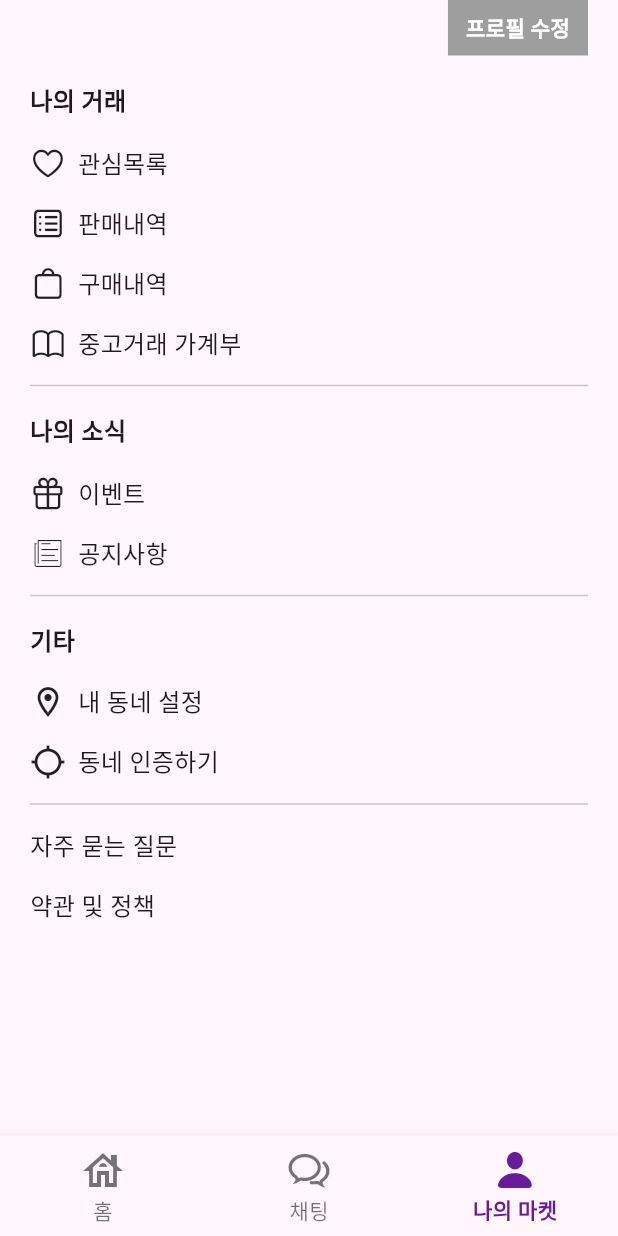
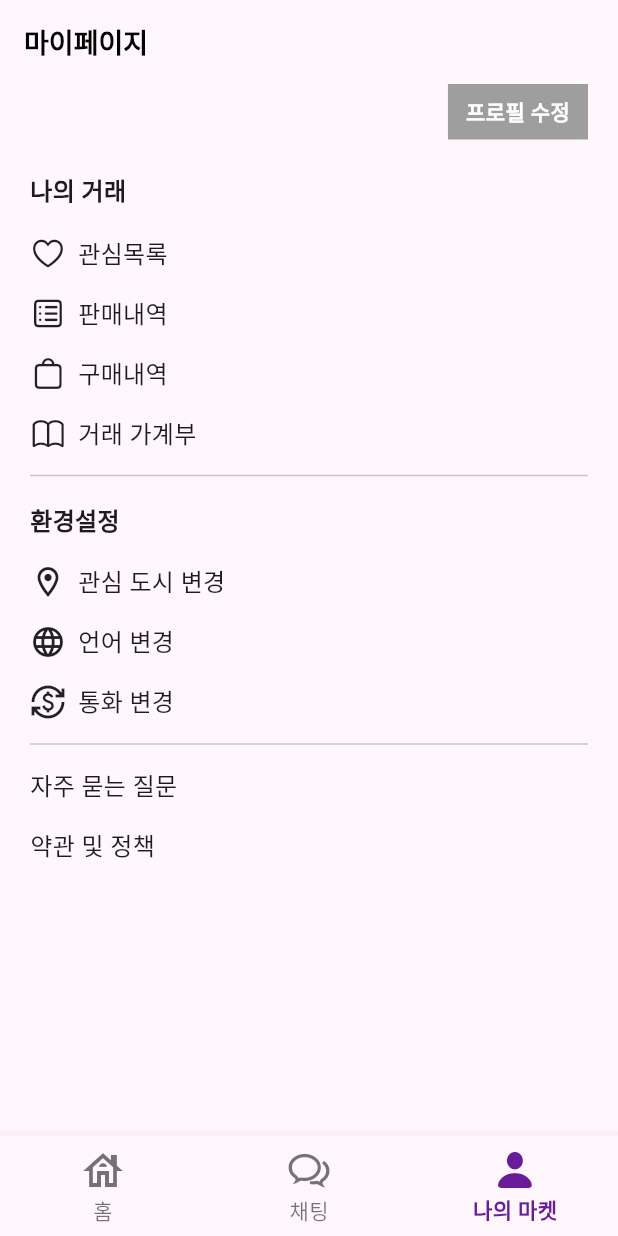
Before and after one commit to oosuhada/flutter_nomad_market_v1.1, a Flutter app: the HomePage screen opened directly, item 3 of the bottom bar chosen, on a phone screen of 412 x 824 dp. Run offline on Flutter 3.47's test engine with Material 3 defaults, Android fonts, the light colour scheme and no system bars; our stand-ins replace dio, flutter_riverpod, geolocator, image_picker; missing offline and left inert: stomp_dart_client; network calls fail.

Commit message:
edit UI in my_tab page

```diff
--- a/lib/ui/pages/home/_tab/my_tab/my_tab.dart
+++ b/lib/ui/pages/home/_tab/my_tab/my_tab.dart
@@ -2,37 +2,41 @@ import 'package:flutter/cupertino.dart';
 import 'package:flutter/material.dart';
 import 'package:flutter_market_app/core/snackbar_util.dart';
 import 'package:flutter_market_app/ui/pages/home/_tab/my_tab/widgets/my_profile_box.dart';
+import 'package:flutter_market_app/ui/pages/home/_tab/my_tab/widgets/my_tab_app_bar.dart';
 
 class MyTab extends StatelessWidget {
   @override
   Widget build(BuildContext context) {
-    return SafeArea(
+    return Column(
+      children: [
+        MyTabAppBar(),
+        Expanded(
           child: ListView(
             padding: EdgeInsets.symmetric(horizontal: 20),
             children: [
               MyProfileBox(),
-          SizedBox(height: 8),
+              SizedBox(height: 12),
               label('나의 거래'),
               item(text: '관심목록', icon: CupertinoIcons.heart),
               item(text: '판매내역', icon: CupertinoIcons.square_list),
               item(text: '구매내역', icon: CupertinoIcons.bag),
-          item(text: '중고거래 가계부', icon: CupertinoIcons.book),
+              item(text: '거래 가계부', icon: CupertinoIcons.book),
               Divider(),
-          label('나의 소식'),
-          item(text: '이벤트', icon: CupertinoIcons.gift),
-          item(text: '공지사항', icon: CupertinoIcons.news),
-          Divider(),
-          label('기타'),
-          item(text: '내 동네 설정', icon: Icons.location_on_outlined),
-          item(text: '동네 인증하기', icon: Icons.gps_not_fixed),
+              label('환경설정'),
+              item(text: '관심 도시 변경', icon: Icons.location_on_outlined),
+              item(text: '언어 변경', icon: Icons.language_outlined),
+              item(text: '통화 변경', icon: Icons.currency_exchange),
               Divider(),
               item(text: '자주 묻는 질문'),
               item(text: '약관 및 정책'),
             ],
           ),
+        ),
+      ],
     );
   }
 
+  // label과 item 위젯은 그대로 유지
   Widget label(String text) {
     return Padding(
       padding: const EdgeInsets.symmetric(vertical: 10),
--- /dev/null
+++ b/lib/ui/pages/home/_tab/my_tab/widgets/my_tab_app_bar.dart
@@ -0,0 +1,10 @@
+import 'package:flutter/material.dart';
+
+class MyTabAppBar extends StatelessWidget {
+  @override
+  Widget build(BuildContext context) {
+    return AppBar(
+      title: Text('마이페이지'),
+    );
+  }
+}
```
Lines whose indentation alone changed are shown as unchanged.
